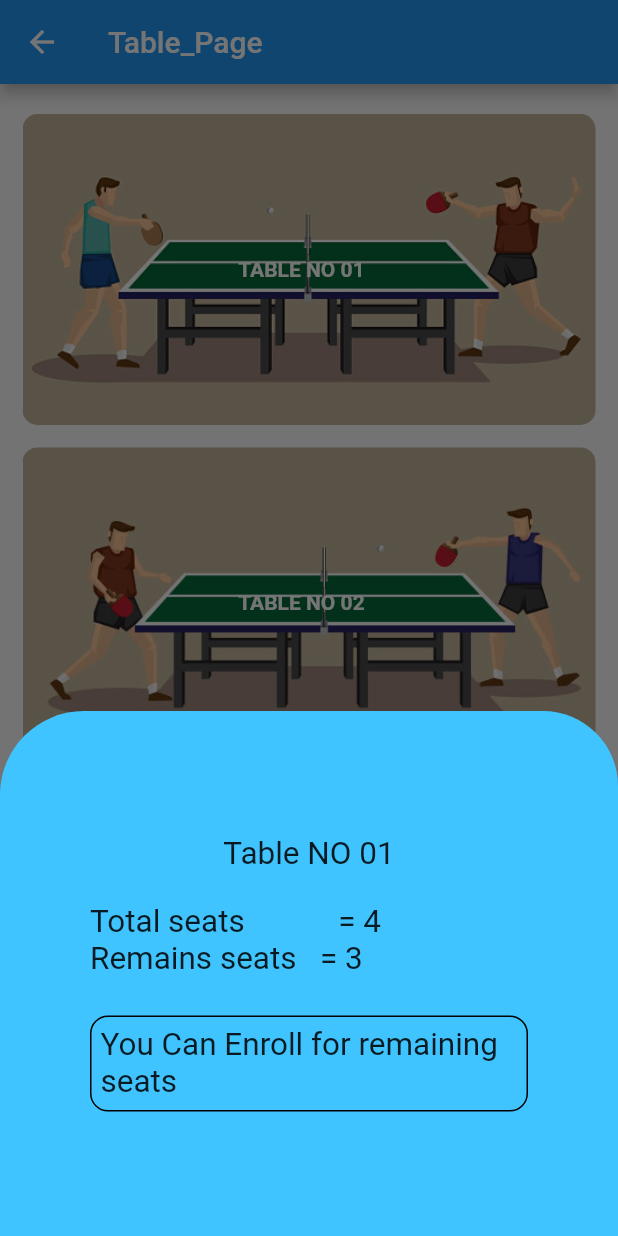
After one commit to dhirajdarakhe/Pict-Sport-App, a Flutter app: the TabletannisScreen screen opened by its route, after a tap on "TABLE NO 01", on a phone screen of 412 x 824 dp. The commit adds this screen. Run offline on Flutter 3.47's test engine with Material 2 defaults, Android fonts, the phone set to English and light mode, and no system bars; our stand-ins replace bubble, cloud_firestore, dropdown_button2, firebase_auth, firebase_core, flutter_snake_navigationbar and 4 more; missing offline and left inert: firebase_auth_oauth; accounts and stored records are empty; network calls fail.

Commit message:
update_2

```diff
--- a/lib/main.dart
+++ b/lib/main.dart
@@ -1,6 +1,7 @@
 import 'package:flutter/material.dart';
 import 'package:firebase_auth/firebase_auth.dart';
 import 'package:firebase_core/firebase_core.dart';
+import 'package:psa/screens/calender/table_tennis/table_tannis_main_screen.dart';
 import 'package:psa/screens/chats/SportChatScreen.dart';
 import 'package:psa/screens/chats/chat_members.dart';
 import 'package:psa/screens/chats/chat_screen.dart';
@@ -19,7 +20,6 @@ Future isLoggedIn() async {
 
 class MyApp extends StatelessWidget {
   User? user = FirebaseAuth.instance.currentUser;
-
   @override
   Widget build(BuildContext context) {
     if (user!=null){
@@ -30,6 +30,7 @@ class MyApp extends StatelessWidget {
         routes: {
           SportChatScreen.routeName: (ctx)=>SportChatScreen(),
           ChatMembers.routeName: (ctx)=>ChatMembers(),
+          TabletannisScreen.routeName : (ctx) => TabletannisScreen(),
         },
       );
     }else{
@@ -40,6 +41,7 @@ class MyApp extends StatelessWidget {
         routes: {
           SportChatScreen.routeName: (ctx)=>SportChatScreen(),
           ChatMembers.routeName: (ctx)=>ChatMembers(),
+          TabletannisScreen.routeName : (ctx) => TabletannisScreen(),
         },
       );
     }
--- /dev/null
+++ b/lib/screens/calender/table_tennis/table_status_popup.dart
@@ -0,0 +1,96 @@
+import 'package:flutter/material.dart';
+
+class TableStatusPopup extends StatefulWidget {
+  TableStatusPopup({required this.tableno, required this.unEnrollSeats});
+  final String tableno;
+  final int unEnrollSeats;
+  @override
+  _TableStatusPopupState createState() => _TableStatusPopupState();
+}
+
+class _TableStatusPopupState extends State<TableStatusPopup> {
+  @override
+  Widget build(BuildContext context) {
+    return SizedBox(
+      height: 350,
+      child: Padding(
+        padding: const EdgeInsets.all(60.0),
+        child: Column(
+          mainAxisAlignment: MainAxisAlignment.center,
+          crossAxisAlignment: CrossAxisAlignment.center,
+          children: <Widget>[
+            Text(
+              widget.tableno,
+              style: const TextStyle(fontSize: 21),
+            ),
+            const SizedBox(
+              height: 20,
+            ),
+            Row(
+              children: <Widget>[
+                Container(
+                  child: const Text(
+                    'Total seats',
+                    style: TextStyle(fontSize: 21),
+                  ),
+                ),
+                Container(
+                  child: const Text(
+                    '            = 4',
+                    style: TextStyle(fontSize: 21),
+                  ),
+                ),
+              ],
+            ),
+            Row(
+              children: <Widget>[
+                Container(
+                  child: const Text(
+                    'Remains seats',
+                    style: TextStyle(fontSize: 21),
+                  ),
+                ),
+                Container(
+                  child:  Text(
+                    '   = ${widget.unEnrollSeats}',
+                    style: const TextStyle(fontSize: 21),
+                  ),
+                ),
+              ],
+            ),
+            if (4 <= widget.unEnrollSeats)
+              Row(
+                children: <Widget>[
+                  Container(
+                    child: const Center(
+                      child: Text(
+                        '\n🥺   Sorry Seats are\n not Available',
+                        style: TextStyle(fontSize: 21),
+                      ),
+                    ),
+                  ),
+                ],
+              ),
+            if (4 > widget.unEnrollSeats)
+              Padding(
+                padding: const EdgeInsets.only(top: 25.0),
+                child: Container(
+                  padding: const EdgeInsets.all(6.0),
+                  decoration: BoxDecoration(
+                      border: Border.all(),
+                      color: Colors.lightBlueAccent,
+                      borderRadius: BorderRadius.circular(12.0)),
+                  child: const Center(
+                    child: Text(
+                      'You Can Enroll for remaining seats',
+                      style: TextStyle(fontSize: 21),
+                    ),
+                  ),),
+              ),
+            // )
+          ],
+        ),
+      ),
+    );
+  }
+}
--- /dev/null
+++ b/lib/screens/calender/table_tennis/table_tannis_main_screen.dart
@@ -0,0 +1,195 @@
+import 'package:flutter/material.dart';
+import 'package:psa/screens/calender/table_tennis/table_status_popup.dart';
+import 'package:psa/screens/calender/table_tennis/table_tennis_issue_screen.dart';
+
+class TabletannisScreen extends StatefulWidget {
+  static const routeName = '/table tennis screen';
+
+  @override
+  State<TabletannisScreen> createState() => _TabletannisScreenState();
+}
+
+class _TabletannisScreenState extends State<TabletannisScreen> {
+  var isRacketIssued = false;
+  // const Demo({Key? key}) : super(key: key);
+  @override
+  Widget build(BuildContext context) {
+    return Scaffold(
+        appBar: AppBar(
+          title: const Text(""
+              "Table_Page"),
+        ),
+        body: Padding(
+          padding:
+              const EdgeInsets.only(left: 15, right: 15, top: 10, bottom: 15),
+          child: Column(
+            mainAxisAlignment: MainAxisAlignment.center,
+            children: <Widget>[
+              const SizedBox(
+                height: 10,
+              ),
+              Expanded(
+                flex: 3,
+                child: GestureDetector(
+                  onTap: () {
+                    showModalBottomSheet<void>(
+                        backgroundColor: Colors.lightBlueAccent,
+                        shape: const RoundedRectangleBorder(
+                            borderRadius: BorderRadius.only(
+                                // bottomRight: Radius.circular(50.0),
+                                topRight: Radius.circular(50.0),
+                                topLeft: Radius.circular(56.0))),
+                        context: context,
+                        builder: (context) {
+                          return TableStatusPopup(
+                            tableno: 'Table NO 01',
+                            unEnrollSeats: 3,
+                          );
+                        });
+                  },
+                  child: Container(
+                    padding: const EdgeInsets.only(right: 10),
+                    // width: double.infinity,
+                    alignment: Alignment.center,
+                    decoration: BoxDecoration(
+                      borderRadius: BorderRadius.circular(10.0),
+                      image: const DecorationImage(
+                        image: AssetImage("assets/table_tenis_1.jpg"),
+                        // fit: BoxFit.fitWidth,
+                        fit: BoxFit.cover,
+                      ),
+                    ),
+                    child: const Text(
+                      "TABLE NO 01",
+                      style: TextStyle(
+                          color: Colors.white, fontWeight: FontWeight.bold),
+                      // Image.asset("assets/images/table_tenis_1.jpg",fit: BoxFit.fitHeight,
+                    ),
+                  ),
+                ),
+              ),
+              const SizedBox(
+                height: 15,
+              ),
+              Expanded(
+                flex: 3,
+                child: GestureDetector(
+                  onTap: () {
+                    showModalBottomSheet<void>(
+                        backgroundColor: Colors.lightBlueAccent,
+                        shape: const RoundedRectangleBorder(
+                            borderRadius: BorderRadius.only(
+                                // bottomRight: Radius.circular(50.0),
+                                topRight: Radius.circular(50.0),
+                                topLeft: Radius.circular(56.0))),
+                        context: context,
+                        builder: (context) {
+                          return TableStatusPopup(
+                            tableno: 'Table NO 02',
+                            unEnrollSeats: 4,
+                          );
+                        });
+                  },
+                  child: Container(
+                    padding: const EdgeInsets.only(right: 10),
+                    // width: double.infinity,
+                    alignment: Alignment.center,
+                    decoration: BoxDecoration(
+                      borderRadius: BorderRadius.circular(10.0),
+                      image: const DecorationImage(
+                        image: AssetImage("assets/table_tenis_2.jpg"),
+                        // fit: BoxFit.fitWidth,
+                        fit: BoxFit.cover,
+                      ),
+                    ),
+                    child: const Text(
+                      "TABLE NO 02",
+                      style: TextStyle(
+                          color: Colors.white, fontWeight: FontWeight.bold),
+                      // Image.asset("assets/images/table_tenis_1.jpg",fit: BoxFit.fitHeight,
+                    ),
+                  ),
+                ),
+              ),
+              const SizedBox(
+                height: 15,
+              ),
+              Expanded(
+                flex: 3,
+                child: GestureDetector(
+                  onTap: () {
+                    showModalBottomSheet<void>(
+                        backgroundColor: Colors.lightBlueAccent,
+                        shape: const RoundedRectangleBorder(
+                            borderRadius: BorderRadius.only(
+                                // bottomRight: Radius.circular(50.0),
+                                topRight: Radius.circular(50.0),
+                                topLeft: Radius.circular(56.0))),
+                        context: context,
+                        builder: (context) {
+                          return TableStatusPopup(
+                            tableno: 'Table NO 03',
+                            unEnrollSeats: 1,
+                          );
+                        });
+                  },
+                  child: Container(
+                    padding: EdgeInsets.only(right: 10),
+                    // width: double.infinity,
+                    alignment: Alignment.center,
+                    decoration: BoxDecoration(
+                      borderRadius: BorderRadius.circular(10.0),
+                      image: const DecorationImage(
+                        image: AssetImage("assets/table_tenis_1.jpg"),
+                        // fit: BoxFit.fitWidth,
+                        fit: BoxFit.cover,
+                      ),
+                    ),
+                    child: const Text(
+                      "TABLE NO 03",
+                      style: TextStyle(
+                          color: Colors.white, fontWeight: FontWeight.bold),
+                      // Image.asset("assets/images/table_tenis_1.jpg",fit: BoxFit.fitHeight,
+                    ),
+                  ),
+                ),
+              ),
+              const SizedBox(
+                height: 12,
+              ),
+              Expanded(
+                flex: 1,
+                child: Container(
+                  width: 200,
+                  // margin: const EdgeInsets.all(12.0),
+                  child: RaisedButton(
+                    splashColor: Colors.lightBlueAccent,
+                    elevation: 10.0, shape: StadiumBorder(),
+                    child: isRacketIssued
+                        ? const Text(
+                            'Issue The Racket',
+                            style: TextStyle(fontSize: 16),
+                          )
+                        : const Text(
+                            'Issue The Racket',
+                            style: const TextStyle(fontSize: 16),
+                          ),
+                    //makes background color white
+                    onPressed: () {
+                      setState(() {
+                        isRacketIssued = true;
+                      });
+                      Navigator.push(context,
+                          MaterialPageRoute(builder: (context) {
+                        return IssueTheRacket();
+                      }));
+                      print("FlatButton tapped");
+                    },
+                  ),
+                ),
+              )
+            ],
+          ),
+        ));
+  }
+}
--- a/pubspec.yaml
+++ b/pubspec.yaml
@@ -23,6 +23,11 @@ dependencies:
   flutter_snake_navigationbar: ^0.6.0
   bubble: ^1.2.1
   swipe_to: ^0.0.1+8
+  flutter_lints: ^1.0.0
+  fancy_containers: ^0.0.3
+  direct_select: ^2.0.0
+  dropdown_button2: ^1.1.1
+  lottie: ^1.2.1
 
 
 dev_dependencies:
```
Also changed, not shown: lib/screens/calender/calendar.dart (+16 -9 lines), lib/screens/calender/table_tennis/table_tennis_issue_screen.dart (added, +374 -0 lines), assets/table_tenis_1.jpg (added), assets/table_tenis_2.jpg (added), assets/table_tenis_bat.png (added), pubspec.lock, 1 other file.
